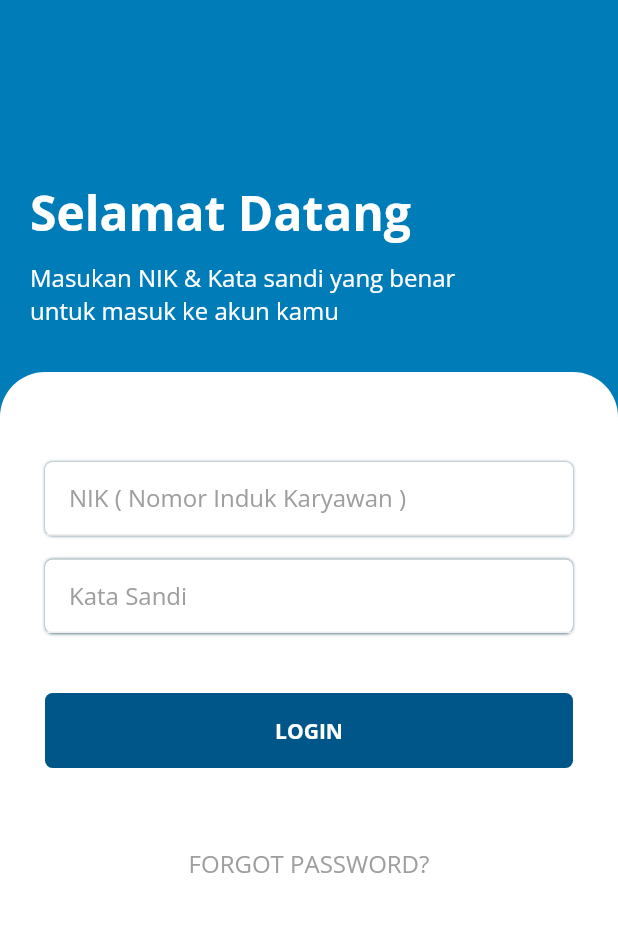
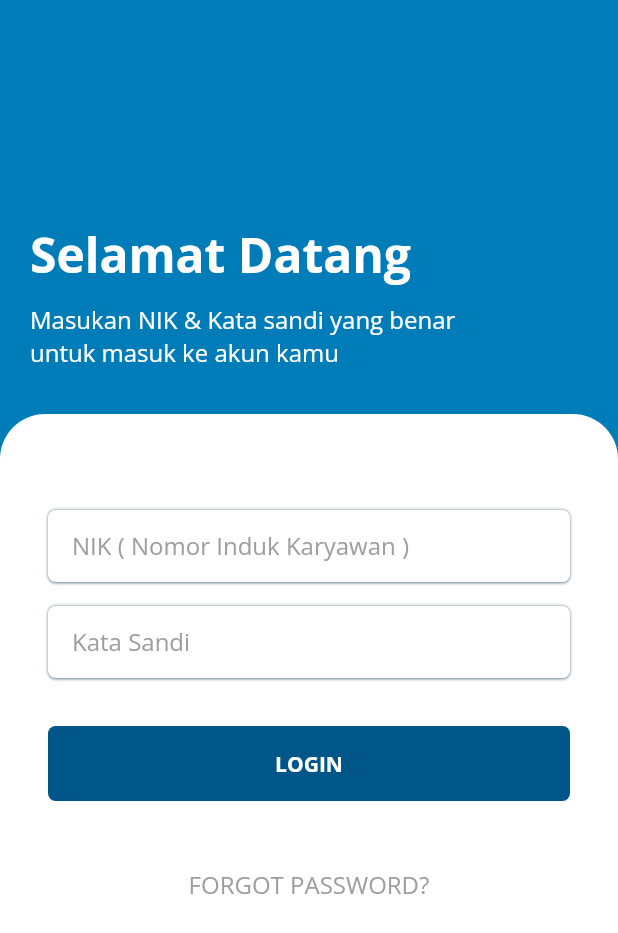
Before and after one commit to Abdurrahmanjun/Flutter-BloC-Attendance-App, a Flutter app: the screen it shows after launch, after a tap on "Lewati", on a phone screen of 412 x 824 dp. Shown: the top 933 px of the screen. Run offline on Flutter 3.47's test engine with Material 2 defaults, Android fonts, the light colour scheme and no system bars; our stand-ins replace bloc, bottom_navy_bar, dartz, dio, equatable, file_picker and 10 more; accounts and stored records are empty; network calls fail.

Commit message:
simplify widget view

```diff
--- a/lib/common/utils/style_widget.dart
+++ b/lib/common/utils/style_widget.dart
@@ -5,3 +5,10 @@ var defaultShadow = BoxShadow(
   blurRadius: 10,
   offset: const Offset(0, 0),
 );
+
+var textFieldBoxDecoration = BoxDecoration(
+    color: Colors.white,
+    borderRadius: BorderRadius.circular(5),
+    boxShadow: const [
+      BoxShadow(color: Colors.blueGrey, blurRadius: 1, offset: Offset(0, 0.1))
+    ]);
--- a/lib/presentation/pages/auth/components/forgot_password_dialog.dart
+++ b/lib/presentation/pages/auth/components/forgot_password_dialog.dart
@@ -39,7 +39,7 @@ class ForgotPasswordDialogState extends State<ForgotPasswordDialog> {
         crossAxisAlignment: CrossAxisAlignment.start,
         children: [
           Text("Forget Password", style: boldTextStyle(size: 20)),
-          4.height,
+          8.height,
           Text(
               "A reset password link will be sent to the above enteren email address",
               style: secondaryTextStyle()),
@@ -52,7 +52,8 @@ class ForgotPasswordDialogState extends State<ForgotPasswordDialog> {
               context,
               label: "Email",
               textStyle: secondaryTextStyle(color: bodyColor),
-            ).copyWith(prefixIcon: Icon(Icons.search).paddingAll(12)),
+            ).copyWith(
+                prefixIcon: const Icon(Icons.email_outlined).paddingAll(12)),
             errorInvalidEmail: "Enter valid email",
             errorThisFieldRequired: errorThisFieldRequired,
           ),
--- a/lib/presentation/pages/auth/login_page.dart
+++ b/lib/presentation/pages/auth/login_page.dart
@@ -2,6 +2,7 @@ import 'package:flutter/material.dart';
 import 'package:nb_utils/nb_utils.dart';
 import 'package:otaqu/common/utils/colors.dart';
 import 'package:otaqu/presentation/pages/auth/components/forgot_password_dialog.dart';
+import 'package:otaqu/common/utils/style_widget.dart';
 
 class LoginPage extends StatelessWidget {
   const LoginPage({super.key});
@@ -11,109 +12,51 @@ class LoginPage extends StatelessWidget {
     return Scaffold(
       body: Container(
         width: double.infinity,
-        decoration: BoxDecoration(
+        decoration: const BoxDecoration(
           gradient: LinearGradient(
-                begin: Alignment.topCenter, colors: [navylight, navylight])),
+            begin: Alignment.topCenter,
+            colors: [navylight, navylight],
+          ),
+        ),
         child: Column(
           crossAxisAlignment: CrossAxisAlignment.start,
           children: <Widget>[
-            const SizedBox(height: 100),
-            const Padding(
-              padding: EdgeInsets.all(20),
-              child: Column(
+            128.height,
+            Column(
               crossAxisAlignment: CrossAxisAlignment.start,
               children: <Widget>[
-                  Text(
+                const Text(
                   "Selamat Datang",
                   style: TextStyle(
                       color: Colors.white,
                       fontSize: 32,
                       fontWeight: FontWeight.bold),
                 ),
-                  SizedBox(
-                    height: 10,
-                  ),
-                  Text(
+                10.height,
+                const Text(
                   "Masukan NIK & Kata sandi yang benar \nuntuk masuk ke akun kamu",
                   style: TextStyle(color: Colors.white, fontSize: 16),
                 ),
               ],
-              ),
-            ),
-            const SizedBox(height: 10),
+            ).paddingAll(20),
+            10.height,
             Expanded(
               child: Container(
                 decoration: const BoxDecoration(
                   color: Colors.white,
                   borderRadius: BorderRadius.only(
                     topLeft: Radius.circular(30),
-                        topRight: Radius.circular(30))),
+                    topRight: Radius.circular(30),
+                  ),
+                ),
                 child: SingleChildScrollView(
-                  child: Padding(
-                    padding: const EdgeInsets.all(30),
                   child: Column(
                     children: <Widget>[
-                        const SizedBox(height: 30),
-                        Container(
-                          decoration: BoxDecoration(
-                              color: Colors.white,
-                              borderRadius: BorderRadius.circular(5),
-                              boxShadow: const [
-                                BoxShadow(
-                                    color: Colors.blueGrey,
-                                    blurRadius: 1,
-                                    offset: Offset(0, 0.1))
-                              ]),
-                          child: Column(
-                            children: <Widget>[
-                              Container(
-                                padding:
-                                    const EdgeInsets.only(left: 16, right: 16),
-                                decoration: BoxDecoration(
-                                    border: Border(
-                                        bottom: BorderSide(
-                                            color: Colors.grey.shade200))),
-                                child: const TextField(
-                                  decoration: InputDecoration(
-                                      hintText: "NIK ( Nomor Induk Karyawan )",
-                                      hintStyle: TextStyle(color: Colors.grey),
-                                      border: InputBorder.none),
-                                ),
-                              ),
-                            ],
-                          ),
-                        ),
-                        const SizedBox(height: 16),
-                        Container(
-                          decoration: BoxDecoration(
-                              color: Colors.white,
-                              borderRadius: BorderRadius.circular(5),
-                              boxShadow: const [
-                                BoxShadow(
-                                    color: Colors.blueGrey,
-                                    blurRadius: 1,
-                                    offset: Offset(0, 0.1))
-                              ]),
-                          child: Column(
-                            children: <Widget>[
-                              Container(
-                                padding:
-                                    const EdgeInsets.only(left: 16, right: 16),
-                                decoration: BoxDecoration(
-                                    border: Border(
-                                        bottom: BorderSide(
-                                            color: Colors.grey.shade200))),
-                                child: const TextField(
-                                  decoration: InputDecoration(
-                                      hintText: "Kata Sandi",
-                                      hintStyle: TextStyle(color: Colors.grey),
-                                      border: InputBorder.none),
-                                ),
-                              ),
-                            ],
-                          ),
-                        ),
-                        const SizedBox(height: 40),
+                      32.height,
+                      _NikInput(),
+                      16.height,
+                      _PasswordInput(),
+                      32.height,
                       GestureDetector(
                         onTap: () {
                           var snackbar = const SnackBar(
@@ -123,8 +66,7 @@ class LoginPage extends StatelessWidget {
                             margin: EdgeInsets.all(8),
                             behavior: SnackBarBehavior.floating,
                           );
-                            ScaffoldMessenger.of(context)
-                                .showSnackBar(snackbar);
+                          ScaffoldMessenger.of(context).showSnackBar(snackbar);
                         },
                         child: Container(
                           height: 50,
@@ -141,24 +83,25 @@ class LoginPage extends StatelessWidget {
                           ),
                         ),
                       ),
-                        const SizedBox(height: 40),
+                      32.height,
                       TextButton(
                         onPressed: () {
-                            showInDialog(context,
-                                dialogAnimation:
-                                    DialogAnimation.SLIDE_TOP_BOTTOM,
-                                builder: (_) => ForgotPasswordDialog());
+                          showInDialog(
+                            context,
+                            dialogAnimation: DialogAnimation.SLIDE_TOP_BOTTOM,
+                            builder: (_) => ForgotPasswordDialog(),
+                          );
                         },
                         child: Text(
                           'FORGOT PASSWORD?',
                           style: primaryTextStyle(
-                                color: Colors.grey, weight: FontWeight.normal),
+                            color: Colors.grey,
+                            weight: FontWeight.normal,
                           ),
                         ),
-                        const SizedBox(height: 50),
+                      ),
                     ],
-                    ),
-                  ),
+                  ).paddingAll(32),
                 ),
               ),
             )
@@ -168,3 +111,43 @@ class LoginPage extends StatelessWidget {
     );
   }
 }
+
+class _NikInput extends StatelessWidget {
+  @override
+  Widget build(BuildContext context) {
+    return Container(
+      decoration: textFieldBoxDecoration,
+      child: Column(
+        children: <Widget>[
+          const TextField(
+            decoration: InputDecoration(
+              hintText: "NIK ( Nomor Induk Karyawan )",
+              hintStyle: TextStyle(color: Colors.grey),
+              border: InputBorder.none,
+            ),
+          ).paddingOnly(left: 16, right: 16),
+        ],
+      ),
+    );
+  }
+}
+
+class _PasswordInput extends StatelessWidget {
+  @override
+  Widget build(BuildContext context) {
+    return Container(
+      decoration: textFieldBoxDecoration,
+      child: Column(
+        children: <Widget>[
+          const TextField(
+            decoration: InputDecoration(
+              hintText: "Kata Sandi",
+              hintStyle: TextStyle(color: Colors.grey),
+              border: InputBorder.none,
+            ),
+          ).paddingOnly(left: 16, right: 16),
+        ],
+      ),
+    );
+  }
+}
```
Lines whose indentation alone changed are shown as unchanged.
